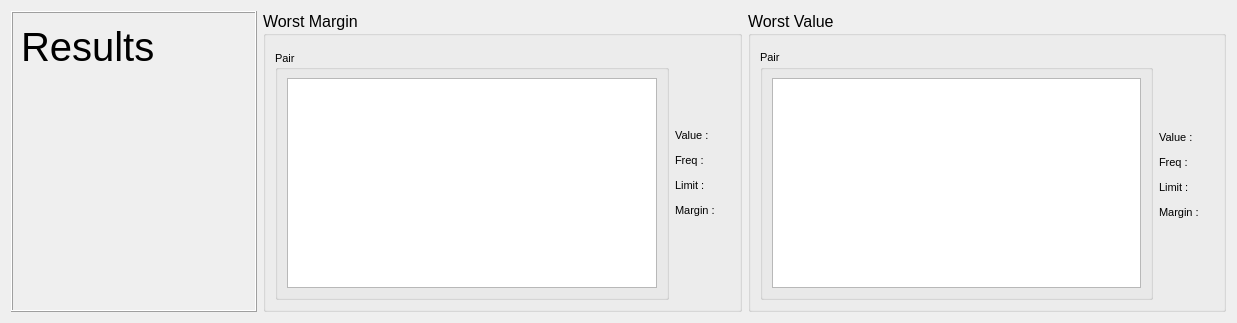
This is UIs/ParameterWidget.ui in Belden-Montreal/SNP-Cable-Analyser as Qt 5 draws it before an edit. The edited form follows.
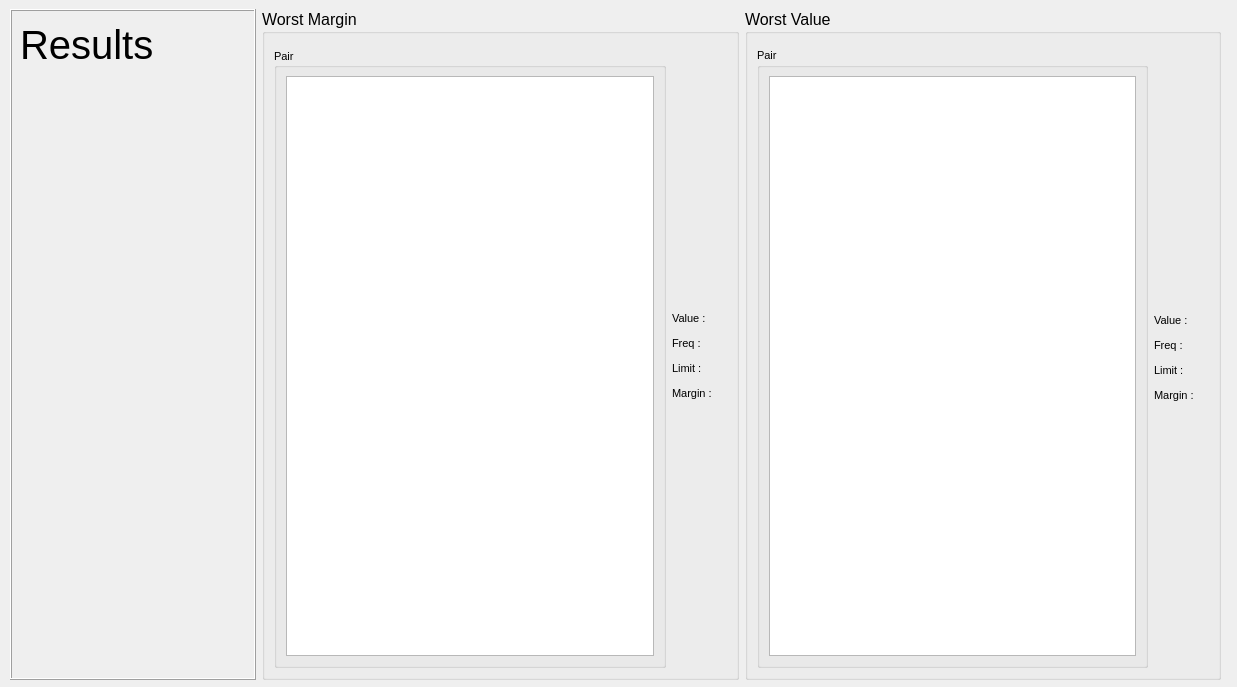
This is the edited form.

Commit message: Update to tab widgets

What changed in the file:
```diff
--- a/UIs/ParameterWidget.ui
+++ b/UIs/ParameterWidget.ui
@@ -7,13 +7,24 @@
     <x>0</x>
     <y>0</y>
     <width>1237</width>
-    <height>323</height>
+    <height>687</height>
    </rect>
   </property>
   <property name="windowTitle">
    <string>ParameterWidget</string>
   </property>
-  <layout class="QHBoxLayout" name="horizontalLayout_8">
+  <widget class="QWidget" name="">
+   <property name="geometry">
+    <rect>
+     <x>10</x>
+     <y>9</y>
+     <width>1211</width>
+     <height>671</height>
+    </rect>
+   </property>
+   <layout class="QVBoxLayout" name="verticalLayout">
+    <item>
+     <layout class="QHBoxLayout" name="horizontalLayout_2">
    <item>
     <widget class="QFrame" name="ResultsFrame">
      <property name="sizePolicy">
@@ -91,8 +102,6 @@
     </widget>
    </item>
    <item>
-    <layout class="QHBoxLayout" name="horizontalLayout_2">
-     <item>
       <widget class="QGroupBox" name="groupBox">
        <property name="font">
         <font>
@@ -399,6 +408,7 @@
     </layout>
    </item>
   </layout>
+  </widget>
  </widget>
  <resources/>
  <connections/>
```
Lines whose indentation alone changed are shown as unchanged. The commit also changes 4 other files.
